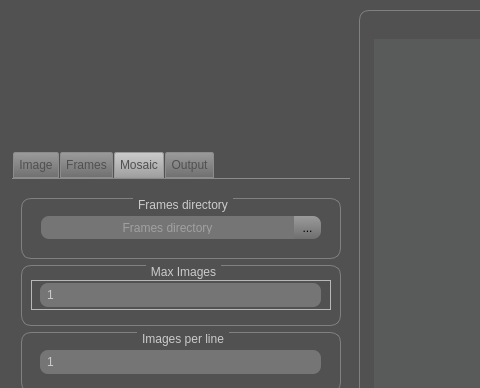
The window that UI/flipbook_UI_WINDOWS_ver2.ui (ODemnychenko-p/FlipBookImageConverter) describes before a commit, drawn with Qt 5; both pictures show x 0 to 480 and y 0 to 388 of the 913 by 630 pixel window.
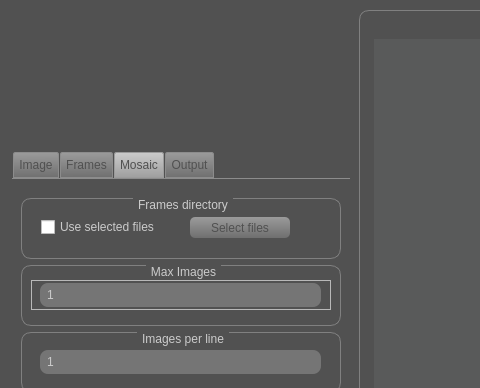
The same window after the commit. The open tabs and pages were chosen to show the change. Icons and pictures are not drawn.

Commit message: add mosaic tab

```diff
--- a/UI/flipbook_UI_WINDOWS_ver2.ui
+++ b/UI/flipbook_UI_WINDOWS_ver2.ui
@@ -1663,27 +1663,26 @@
                <number>0</number>
               </property>
               <item row="0" column="2">
-               <widget class="QToolButton" name="btn_frames_path">
+               <widget class="QPushButton" name="btn_frames_path">
                 <property name="enabled">
-                 <bool>true</bool>
+                 <bool>false</bool>
                 </property>
                 <property name="minimumSize">
                  <size>
-                  <width>28</width>
-                  <height>23</height>
+                  <width>100</width>
+                  <height>21</height>
                  </size>
                 </property>
                 <property name="maximumSize">
                  <size>
-                  <width>28</width>
-                  <height>23</height>
+                  <width>100</width>
+                  <height>21</height>
                  </size>
                 </property>
                 <property name="styleSheet">
-                 <string notr="true">QToolButton { /* all types of tool button */
- 	border-left:1px solid rgb(75, 75, 75);
-    border-top-right-radius: 8px;
-    border-bottom-right-radius: 8px;
+                 <string notr="true">QPushButton { /* all types of tool button */
+	color: rgb(80, 80, 80);
+    border-radius: 5px;
 	background-color: qlineargradient(spread:pad, x1:0.489045, y1:1, x2:0.472, y2:0, stop:0 rgba(111, 111, 111, 255), stop:1 rgba(155, 155, 155, 255));
 }
 QToolButton:pressed {
@@ -1691,56 +1690,49 @@
 }
 QToolButton:hover {
 	background-color: qlineargradient(spread:pad, x1:0.489045, y1:1, x2:0.472, y2:0, stop:0 rgba(158, 158, 158, 255), stop:1 rgba(203, 203, 203, 255));
-}
-QToolButton:!enabled{
-background-color: qlineargradient(spread:pad, x1:0.489045, y1:1, x2:0.472, y2:0, stop:0 rgba(90, 90, 90, 255), stop:1 rgba(140, 140, 140, 255));
 }</string>
                 </property>
                 <property name="text">
-                 <string>...</string>
+                 <string>Select files</string>
                 </property>
                </widget>
               </item>
               <item row="0" column="1">
-               <widget class="QLineEdit" name="fld_frames_path">
-                <property name="enabled">
-                 <bool>true</bool>
+               <spacer name="horizontalSpacer_4">
+                <property name="orientation">
+                 <enum>Qt::Horizontal</enum>
                 </property>
-                <property name="minimumSize">
+                <property name="sizeHint" stdset="0">
                  <size>
-                  <width>253</width>
-                  <height>23</height>
+                  <width>40</width>
+                  <height>20</height>
                  </size>
                 </property>
-                <property name="maximumSize">
-                 <size>
-                  <width>253</width>
-                  <height>23</height>
-                 </size>
-                </property>
-                <property name="focusPolicy">
-                 <enum>Qt::ClickFocus</enum>
-                </property>
+               </spacer>
+              </item>
+              <item row="0" column="0">
+               <widget class="QCheckBox" name="checkBox">
                 <property name="styleSheet">
-                 <string notr="true">QLineEdit{
-color: rgb(203, 203, 203);
-background-color: rgb(117, 117, 117);
-border-top-left-radius: 8px;
-border-bottom-left-radius: 8px;
-padding: 5px;
-}
-QLineEdit:!enabled{
-background-color: rgb(100, 100, 100);
-}</string>
+                 <string notr="true">QCheckBox{	color: rgb(203, 203, 203);}</string>
                 </property>
-                <property name="alignment">
-                 <set>Qt::AlignCenter</set>
-                </property>
-                <property name="placeholderText">
-                 <string>Frames directory</string>
+                <property name="text">
+                 <string>Use selected files</string>
                 </property>
                </widget>
               </item>
+              <item row="0" column="3">
+               <spacer name="horizontalSpacer_6">
+                <property name="orientation">
+                 <enum>Qt::Horizontal</enum>
+                </property>
+                <property name="sizeHint" stdset="0">
+                 <size>
+                  <width>40</width>
+                  <height>20</height>
+                 </size>
+                </property>
+               </spacer>
+              </item>
              </layout>
             </widget>
            </item>
```
Left out of the diff: 30 changed lines with no effect on the pictures. The commit also changes 3 other files.
